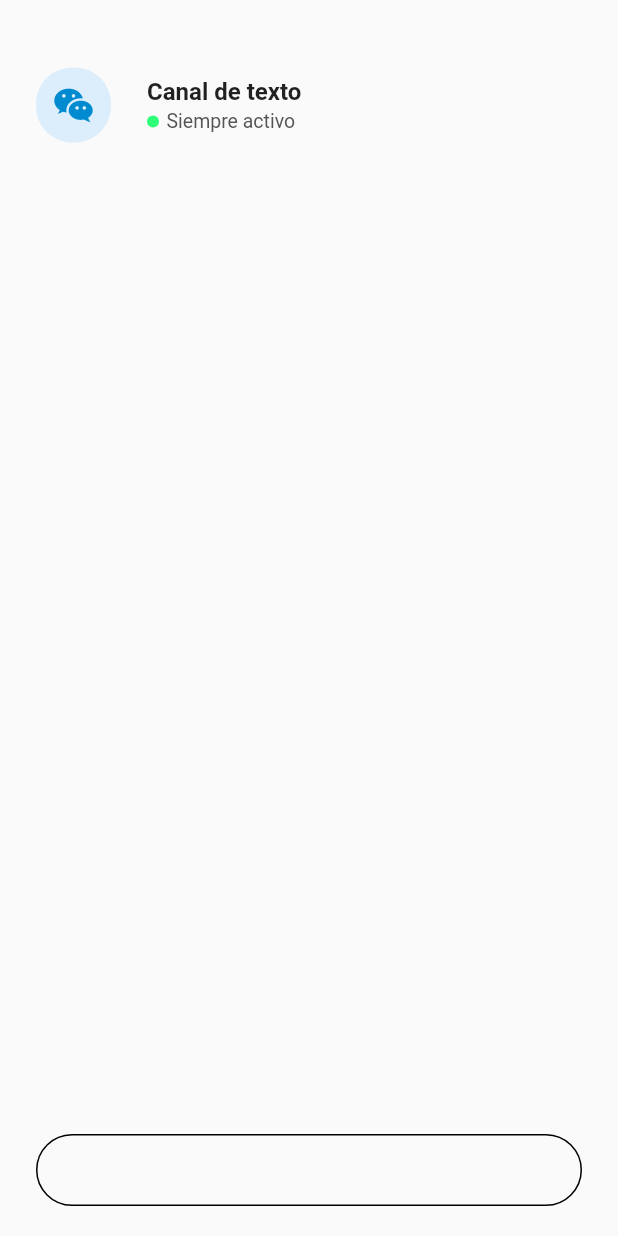
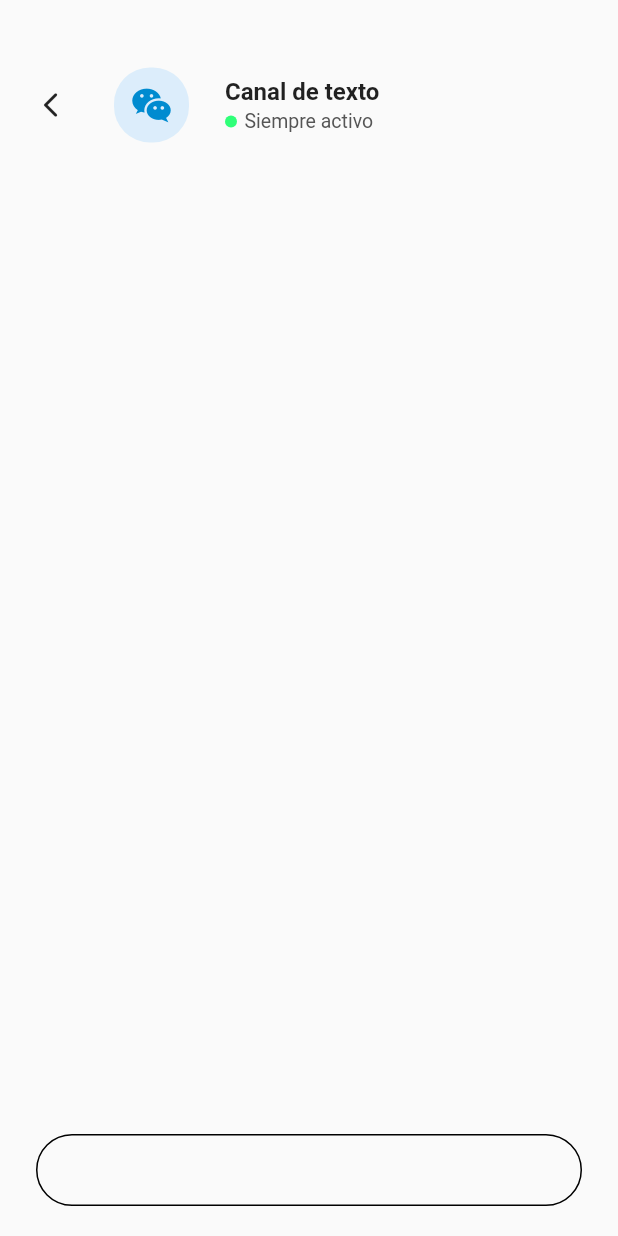
Before and after one commit to knbnunez/chat-IA-movil-Flutter, a Flutter app: the ChatPage screen opened by its route, on a phone screen of 412 x 824 dp. Run offline on Flutter 3.47's test engine with Material 2 defaults, Android fonts, the phone set to English and light mode, and no system bars.

```diff
--- a/lib/chat_page.dart
+++ b/lib/chat_page.dart
@@ -1,33 +1,31 @@
 import 'package:flutter/material.dart';
 
-class ChatPage extends StatefulWidget{
-  const ChatPage({super.key});
-  @override
-  State<ChatPage> createState() => _ChatPageState();
-}
+class StateBar extends StatelessWidget {
+  // final title String;
 
-class _ChatPageState extends State<ChatPage> {
-  List<String> messages = [];
+  const StateBar({
+    // required this.title,
+    super.key,
+  });
 
   @override
   Widget build(BuildContext context) {
-    var textFieldController = TextEditingController();
-
-    return Scaffold(
-        // appBar: AppBar(
-        //   title: const Text("Chat Page"),
-        //   backgroundColor: const Color.fromRGBO(255, 255, 255, 0.498),
-        // ),
-        body: Container(
-          padding: const EdgeInsets.only(top: 45, left: 24, right: 24),
-          child: Column(
+    return Row(
       children: [
-
-              // ---------- //
-              //  StateBar  //separarlo en un widget después
-              // ---------- //
-              Row(
-                children: [
+        GestureDetector(
+          onTap: () {
+            Navigator.pushNamed(context, '/');
+          },
+          child: const Icon(
+            size: 20,
+            IconData(
+              0xf571,
+              fontFamily: 'MaterialIcons',
+              matchTextDirection: true
+            ),
+          )
+        ),
+        const SizedBox(width: 32),
         Container(
             width: 50,
             height: 50,
@@ -38,14 +36,18 @@ class _ChatPageState extends State<ChatPage> {
             ),
 
             // Solo para test
-                    child: const Icon(IconData(0xf05a5, fontFamily: 'MaterialIcons'), size: 30, color: Color.fromARGB(255, 0, 139, 208),)
-                  ),
+            child: const Icon(
+              IconData(0xf05a5, fontFamily: 'MaterialIcons'),
+              size: 30,
+              color: Color.fromARGB(255, 0, 139, 208),
+            )),
         Column(
           crossAxisAlignment: CrossAxisAlignment.start,
           children: [
             const Text(
               "Canal de texto",
-                        style: TextStyle(fontWeight: FontWeight.bold, fontSize: 16),
+              style: TextStyle(
+                  fontWeight: FontWeight.bold, fontSize: 16),
             ),
             const SizedBox(height: 3),
             Row(
@@ -61,25 +63,44 @@ class _ChatPageState extends State<ChatPage> {
                 ),
                 const Text(
                   "Siempre activo",
-                            style: TextStyle(fontSize: 13, color: Color.fromARGB(255, 85, 85, 85)),
+                  style: TextStyle(
+                      fontSize: 13,
+                      color: Color.fromARGB(255, 85, 85, 85)),
                 )
               ],
             )
           ],
         ),
       ],
-              ),
-              // ------------ //
-              // END StateBar //
-              // ------------ //
+    );
+  }
+}
 
+
+
+class ChatPage extends StatefulWidget {
+  const ChatPage({super.key});
+  @override
+  State<ChatPage> createState() => _ChatPageState();
+}
+
+class _ChatPageState extends State<ChatPage> {
+  List<String> messages = [];
+
+  @override
+  Widget build(BuildContext context) {
+    var textFieldController = TextEditingController();
+
+    return Scaffold(
+        body: Container(
+            padding: const EdgeInsets.only(top: 45, left: 24, right: 24),
+            child: Column(children: [
+              const StateBar(),
 
               Expanded(
                   child: ListView(
                 children: messages.map((e) => Text(e)).toList(),
-                )
-              ),
-
+              )),
 
               // ------------ //
               //   inputText  //
@@ -95,8 +116,7 @@ class _ChatPageState extends State<ChatPage> {
                     border: Border.all(
                       color: Colors.black,
                       width: 1,
-                  )
-                ),
+                    )),
                 child: TextField(
                   controller: textFieldController,
                   onSubmitted: (value) {
@@ -110,9 +130,6 @@ class _ChatPageState extends State<ChatPage> {
                   ),
                 ),
               )
-            ]
-          )
-        )
-    );
+            ])));
   }
 }
--- a/lib/home_page.dart
+++ b/lib/home_page.dart
@@ -146,11 +146,6 @@ class HomePage extends StatelessWidget {
   Widget build(BuildContext context) {
 
     return Scaffold(
-        // appBar: AppBar(
-        //   backgroundColor: Theme.of(context).colorScheme.inversePrimary,
-        //   title: Text(widget.title),
-        // ),
-
         body: Container(
           padding: const EdgeInsets.only(top: 60, left: 24, right: 24),
           // funciona también para --> padding: EdgeInsets.___
```
Lines whose indentation alone changed are shown as unchanged.
